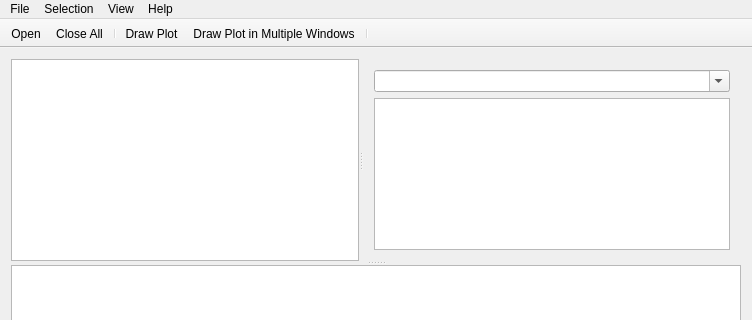
The window that VisualIntStat/mainwindow.ui (kery/MacVisTat) describes before a commit, drawn with Qt 5; both pictures show x 0 to 752 and y 0 to 320 of the 752 by 458 pixel window.
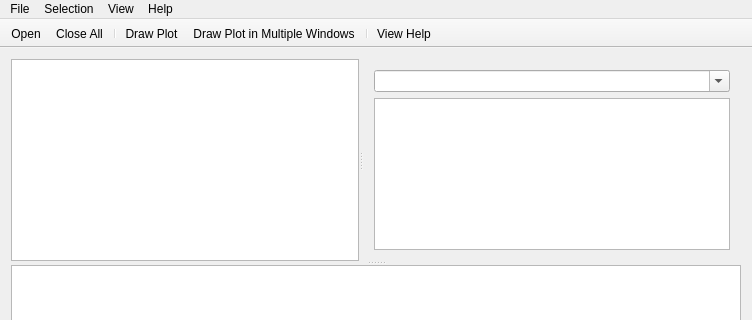
The same window after the commit. Icons and pictures are not drawn.

Patch:
```diff
--- a/VisualIntStat/mainwindow.ui
+++ b/VisualIntStat/mainwindow.ui
@@ -145,6 +145,7 @@
    <addaction name="actionDrawPlot"/>
    <addaction name="actionDrawPlotInMultipleWindows"/>
    <addaction name="separator"/>
+   <addaction name="actionViewHelp"/>
   </widget>
   <widget class="QStatusBar" name="statusBar"/>
   <action name="actionOpen">
```
Left out of the diff: 51 changed lines with no effect on the pictures.
